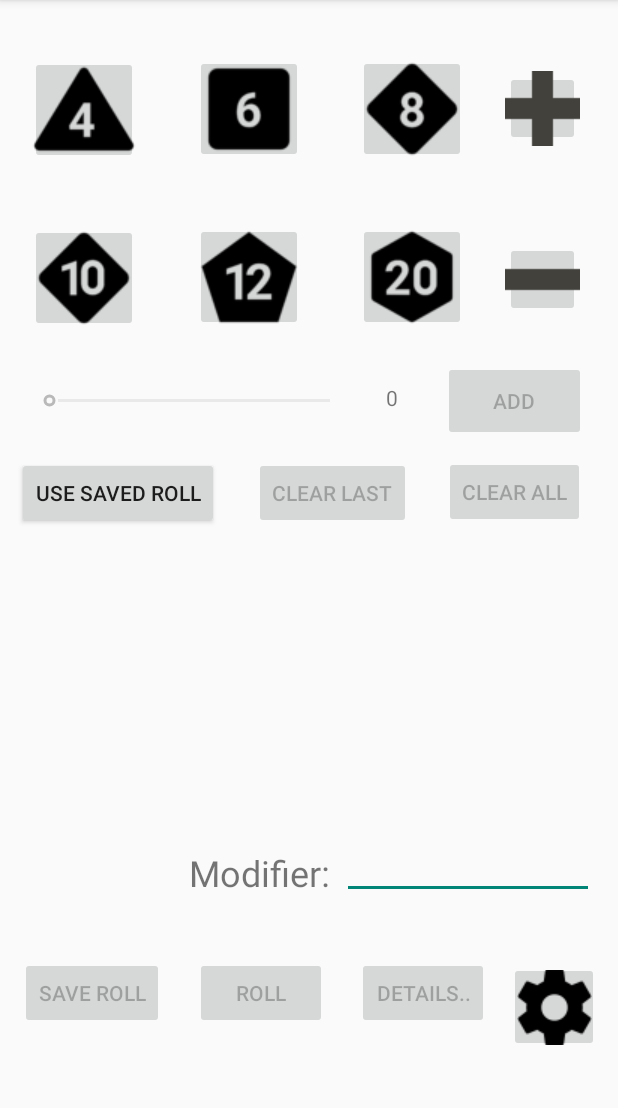
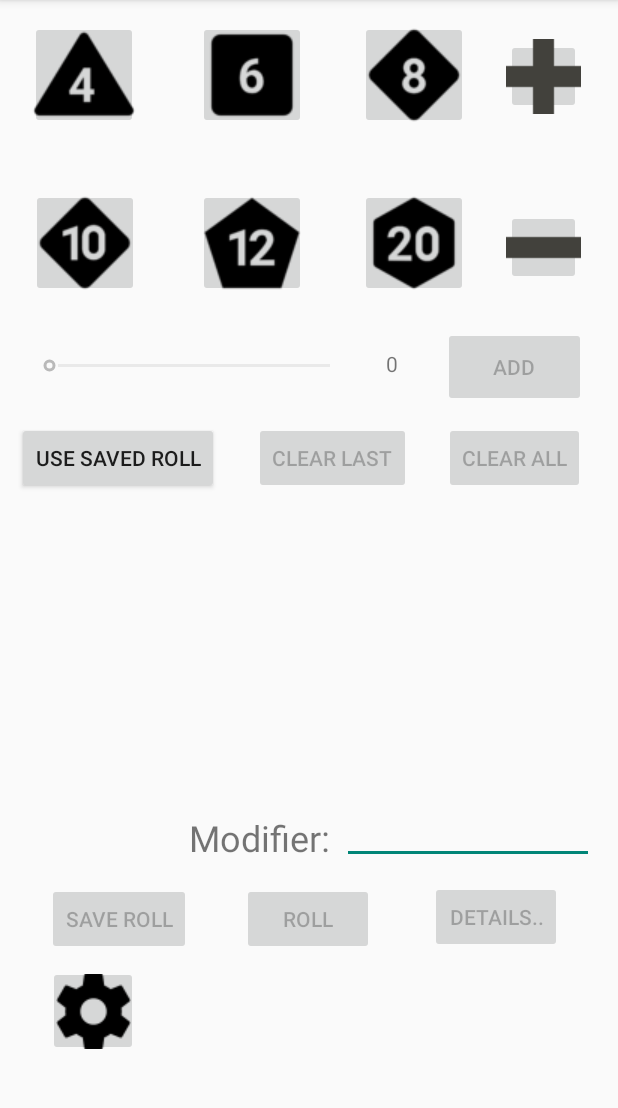
Before and after one commit to maroufia/RollPlayProject, an Android app: the screen it shows after launch (MainActivity), on a phone screen of 412 x 824 dp, the part 84-1192 px from its top. Run offline under Robolectric (Android 15) with nearby library versions, the phone set to English and light mode, and no system bars.

Commit message:
Fixed(?) portrait view layout(idk)

```diff
--- a/app/src/main/res/layout/activity_main.xml
+++ b/app/src/main/res/layout/activity_main.xml
@@ -10,14 +10,14 @@
         android:id="@+id/d4_button"
         android:layout_width="72dp"
         android:layout_height="72dp"
+        android:contentDescription="@string/todo"
         app:layout_constraintBottom_toBottomOf="parent"
         app:layout_constraintEnd_toStartOf="@+id/d6_button"
-        app:layout_constraintHorizontal_bias="0.346"
+        app:layout_constraintHorizontal_bias="0.333"
         app:layout_constraintStart_toStartOf="parent"
         app:layout_constraintTop_toTopOf="parent"
-        app:layout_constraintVertical_bias="0.054"
-        app:srcCompat="@drawable/d4"
-        android:contentDescription="@string/todo" />
+        app:layout_constraintVertical_bias="0.02"
+        app:srcCompat="@drawable/d4" />
 
     <ImageButton
         android:id="@+id/d6_button"
@@ -25,22 +25,21 @@
         android:layout_height="72dp"
         app:layout_constraintBottom_toBottomOf="parent"
         app:layout_constraintEnd_toEndOf="parent"
-        app:layout_constraintHorizontal_bias="0.383"
+        app:layout_constraintHorizontal_bias="0.389"
         app:layout_constraintStart_toStartOf="parent"
         app:layout_constraintTop_toTopOf="parent"
-        app:layout_constraintVertical_bias="0.053"
+        app:layout_constraintVertical_bias="0.02"
         app:srcCompat="@drawable/d6" />
 
     <ImageButton
         android:id="@+id/d8_button"
         android:layout_width="72dp"
         android:layout_height="72dp"
+        android:layout_marginStart="36dp"
         app:layout_constraintBottom_toBottomOf="parent"
-        app:layout_constraintEnd_toEndOf="parent"
-        app:layout_constraintHorizontal_bias="0.702"
-        app:layout_constraintStart_toStartOf="parent"
+        app:layout_constraintStart_toEndOf="@+id/d6_button"
         app:layout_constraintTop_toTopOf="parent"
-        app:layout_constraintVertical_bias="0.053"
+        app:layout_constraintVertical_bias="0.02"
         app:srcCompat="@drawable/d8" />
 
     <ImageButton
@@ -49,7 +48,7 @@
         android:layout_height="72dp"
         android:layout_marginTop="40dp"
         app:layout_constraintEnd_toStartOf="@+id/d12_button"
-        app:layout_constraintHorizontal_bias="0.35"
+        app:layout_constraintHorizontal_bias="0.34"
         app:layout_constraintStart_toStartOf="parent"
         app:layout_constraintTop_toBottomOf="@+id/d4_button"
         app:srcCompat="@drawable/d10" />
@@ -60,7 +59,7 @@
         android:layout_height="72dp"
         android:layout_marginTop="40dp"
         app:layout_constraintEnd_toEndOf="parent"
-        app:layout_constraintHorizontal_bias="0.383"
+        app:layout_constraintHorizontal_bias="0.389"
         app:layout_constraintStart_toStartOf="parent"
         app:layout_constraintTop_toBottomOf="@+id/d6_button"
         app:srcCompat="@drawable/d12" />
@@ -69,10 +68,9 @@
         android:id="@+id/d20_button"
         android:layout_width="72dp"
         android:layout_height="72dp"
+        android:layout_marginStart="36dp"
         android:layout_marginTop="40dp"
-        app:layout_constraintEnd_toEndOf="parent"
-        app:layout_constraintHorizontal_bias="0.702"
-        app:layout_constraintStart_toStartOf="parent"
+        app:layout_constraintStart_toEndOf="@+id/d12_button"
         app:layout_constraintTop_toBottomOf="@+id/d8_button"
         app:srcCompat="@drawable/d20" />
 
@@ -175,14 +173,13 @@
         android:id="@+id/save_roll_button"
         android:layout_width="wrap_content"
         android:layout_height="wrap_content"
-        android:layout_marginStart="4dp"
         android:text="@string/save_roll"
         app:layout_constraintBottom_toBottomOf="parent"
         app:layout_constraintEnd_toStartOf="@+id/roll_button"
-        app:layout_constraintHorizontal_bias="0.309"
+        app:layout_constraintHorizontal_bias="0.477"
         app:layout_constraintStart_toStartOf="parent"
         app:layout_constraintTop_toBottomOf="@+id/modifier_view"
-        app:layout_constraintVertical_bias="0.312" />
+        app:layout_constraintVertical_bias="0.078" />
 
     <Button
         android:id="@+id/roll_button"
@@ -191,10 +188,10 @@
         android:text="@string/roll"
         app:layout_constraintBottom_toBottomOf="parent"
         app:layout_constraintEnd_toEndOf="parent"
-        app:layout_constraintHorizontal_bias="0.402"
+        app:layout_constraintHorizontal_bias="0.498"
         app:layout_constraintStart_toStartOf="parent"
         app:layout_constraintTop_toBottomOf="@+id/modifier_view"
-        app:layout_constraintVertical_bias="0.312" />
+        app:layout_constraintVertical_bias="0.078" />
 
     <ImageButton
         android:id="@+id/settings_button"
@@ -202,21 +199,22 @@
         android:layout_height="60dp"
         app:layout_constraintBottom_toBottomOf="parent"
         app:layout_constraintEnd_toEndOf="parent"
-        app:layout_constraintStart_toEndOf="@+id/details_button"
-        app:layout_constraintTop_toBottomOf="@+id/modifier_input"
-        app:layout_constraintVertical_bias="0.386"
+        app:layout_constraintHorizontal_bias="0.091"
+        app:layout_constraintStart_toStartOf="parent"
+        app:layout_constraintTop_toBottomOf="@+id/save_roll_button"
+        app:layout_constraintVertical_bias="0.107"
         app:srcCompat="@drawable/settings" />
 
     <Button
         android:id="@+id/details_button"
         android:layout_width="wrap_content"
         android:layout_height="wrap_content"
-        android:layout_marginStart="20dp"
         android:text="@string/details"
         app:layout_constraintBottom_toBottomOf="parent"
+        app:layout_constraintEnd_toEndOf="parent"
         app:layout_constraintStart_toEndOf="@+id/roll_button"
         app:layout_constraintTop_toBottomOf="@+id/modifier_input"
-        app:layout_constraintVertical_bias="0.32" />
+        app:layout_constraintVertical_bias="0.081" />
 
     <ImageButton
         android:id="@+id/plus_button"
@@ -224,9 +222,10 @@
         android:layout_height="50dp"
         app:layout_constraintBottom_toBottomOf="parent"
         app:layout_constraintEnd_toEndOf="parent"
+        app:layout_constraintHorizontal_bias="0.51"
         app:layout_constraintStart_toEndOf="@+id/d8_button"
         app:layout_constraintTop_toTopOf="parent"
-        app:layout_constraintVertical_bias="0.066"
+        app:layout_constraintVertical_bias="0.036"
         app:srcCompat="@drawable/plus" />
 
     <ImageButton
```
